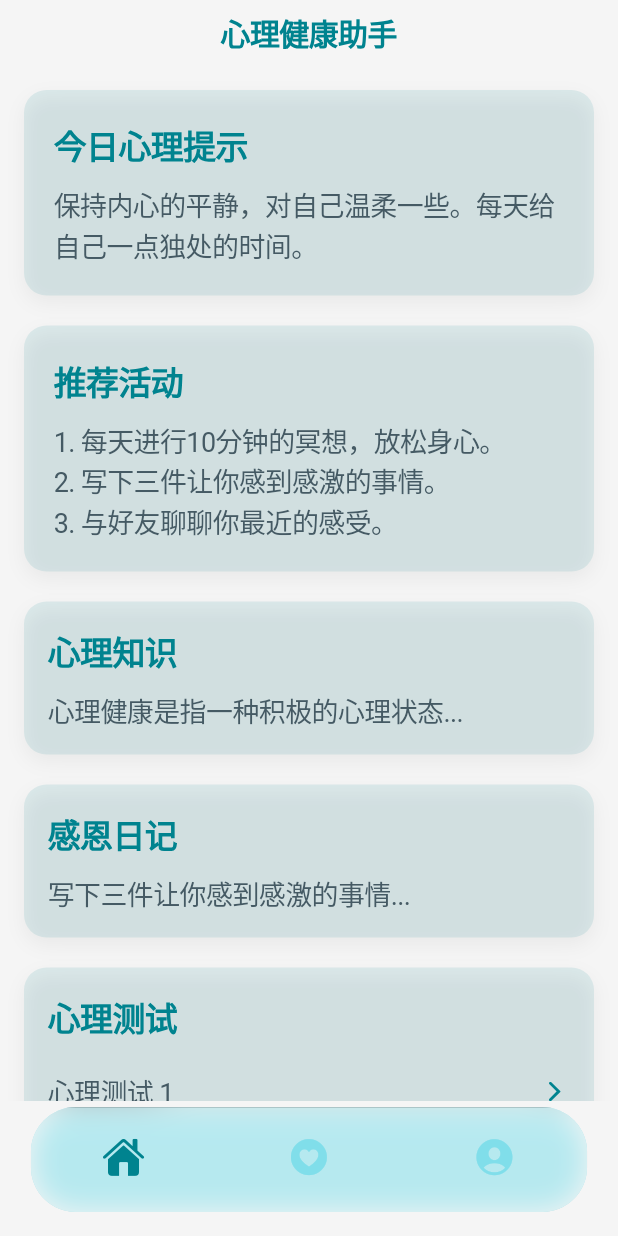
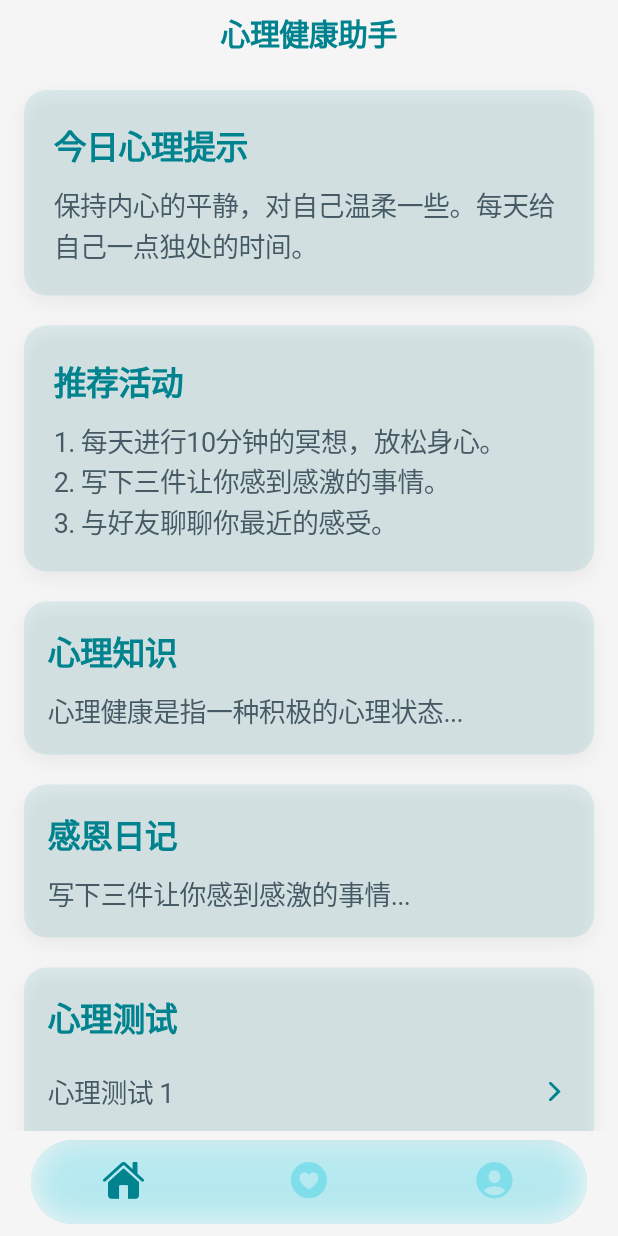
Before and after one commit to 12mimo/-, a Flutter app: the screen it shows after launch, on a phone screen of 412 x 824 dp. Run offline on Flutter 3.47's test engine with Material 3 defaults, Android fonts, the phone set to English and light mode, and no system bars.

Commit message:
优化底部tabbar样式

```diff
--- a/lib/main.dart
+++ b/lib/main.dart
@@ -59,12 +59,12 @@ class CupertinoStoreHomePageState extends State<CupertinoStoreHomePage> {
           Align(
             alignment: Alignment.bottomCenter,
             child: Padding(
-              padding: const EdgeInsets.only(bottom: 16.0), // 增加底部 padding，使椭圆 TabBar 悬浮
+              padding: const EdgeInsets.only(bottom: 8.0), // 减少底部 padding
               child: ClipRRect(
-                borderRadius: BorderRadius.circular(30.0), // 使背景变为椭圆形
+                borderRadius: BorderRadius.circular(30.0),
                 child: Container(
-                  height: 70.0, // 设置容器高度
-                  width: MediaQuery.of(context).size.width * 0.9, // 设置宽度为屏幕的 90%
+                  height: 56.0, // 调整高度为标准的 TabBar 高度
+                  width: MediaQuery.of(context).size.width * 0.9,
                   decoration: BoxDecoration(
                     color: isDarkMode ? const Color(0xFF37474F).withOpacity(0.9) : const Color(0xFFB2EBF2).withOpacity(0.9),
                     boxShadow: [
@@ -79,10 +79,11 @@ class CupertinoStoreHomePageState extends State<CupertinoStoreHomePage> {
                     ],
                   ),
                   child: CupertinoTabBar(
-                    backgroundColor: CupertinoColors.transparent, // 背景设置为透明
+                    backgroundColor: CupertinoColors.transparent,
                     activeColor: isDarkMode ? const Color(0xFF80CBC4) : const Color(0xFF00838F),
                     inactiveColor: isDarkMode ? const Color(0xFFB0BEC5) : const Color(0xFF80DEEA),
-                    iconSize: 28.0, // 增大图标尺寸，提升可点击性
+                    border: Border(top: BorderSide.none, bottom: BorderSide.none),
+                    iconSize: 28.0,
                     currentIndex: _selectedIndex,
                     onTap: _onTabTapped,
                     items: const [
@@ -100,7 +101,8 @@ class CupertinoStoreHomePageState extends State<CupertinoStoreHomePage> {
                 ),
               ),
             ),
-          ),
+          )
+
         ],
       ),
     );
--- a/lib/pages/consultant/index.dart
+++ b/lib/pages/consultant/index.dart
@@ -28,7 +28,7 @@ class VirtualConsultantPage extends StatelessWidget {
         backgroundColor: backgroundColor,
       ),
       child: Padding(
-        padding: const EdgeInsets.only(bottom: 90.0),
+        padding: const EdgeInsets.only(bottom: 70.0),
         child: SingleChildScrollView(
           padding: const EdgeInsets.all(16.0),
           child: Column(
--- a/lib/pages/index/index.dart
+++ b/lib/pages/index/index.dart
@@ -35,7 +35,7 @@ class _HomePageState extends State<HomePage> {
       ),
       child: SafeArea(
         child: Padding(
-          padding: const EdgeInsets.only(bottom: 90.0),
+          padding: const EdgeInsets.only(bottom: 70.0),
           child: Container(
             color: backgroundColor,
             child: ListView(
@@ -175,7 +175,7 @@ class _HomePageState extends State<HomePage> {
   Widget _buildPsychologicalTestsSection(Color primaryColor, Color titleColor,
       Color contentColor, Color titleBackgroundColor) {
     return Container(
-      padding: const EdgeInsets.all(16.0),
+      padding: const EdgeInsets.only(top: 16.0,left: 16.0,right: 16.0),
       decoration: _buildBoxDecoration(primaryColor, opacity: 0.1),
       child: Column(
         crossAxisAlignment: CrossAxisAlignment.start,
--- a/lib/pages/personal/profile.dart
+++ b/lib/pages/personal/profile.dart
@@ -34,7 +34,7 @@ class ProfilePage extends StatelessWidget {
         backgroundColor: backgroundColor,
       ),
       child: Padding(
-        padding: const EdgeInsets.only(bottom: 90.0),
+        padding: const EdgeInsets.only(bottom: 70.0),
         child: ListView(
           padding: const EdgeInsets.all(16),
           children: [
```
